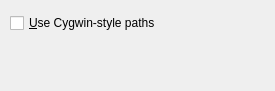
The window that src/frontends/qt4/ui/QPrefCygwinPathUi.ui (cburschka/lyx) describes before a commit, drawn with Qt 5.
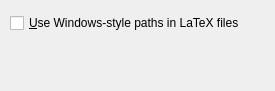
The same window after the commit.

Commit message: Renaming: 	cygwin_path_fix		->	windows_style_tex_paths 	cygwin_path_fix_needed	->	tex_expects_windows_paths 	check_cygwin_path	->	check_windows_style_tex_paths 	use_cygwin_paths	->	use_windows_paths 	RC_CYGWIN_PATH_FIX	->	RC_TEX_EXPECTS_WINDOWS_PATHS

Diff of the .ui file:
```diff
--- a/src/frontends/qt4/ui/QPrefCygwinPathUi.ui
+++ b/src/frontends/qt4/ui/QPrefCygwinPathUi.ui
@@ -34,7 +34,7 @@
     <string>Select if LyX should output Cygwin-style paths rather than Windows-style paths. Useful if you're using the Cygwin teTeX rather than a native Windows MikTeX. Note, however, that you'll need to write shell script wrappers for all your converters.</string>
    </property>
    <property name="text" >
-    <string>&amp;Use Cygwin-style paths</string>
+    <string>&amp;Use Windows-style paths in LaTeX files</string>
    </property>
   </widget>
  </widget>
```
Left out of the diff: 2 changed lines with no effect on the pictures. The commit also changes 17 other files.
